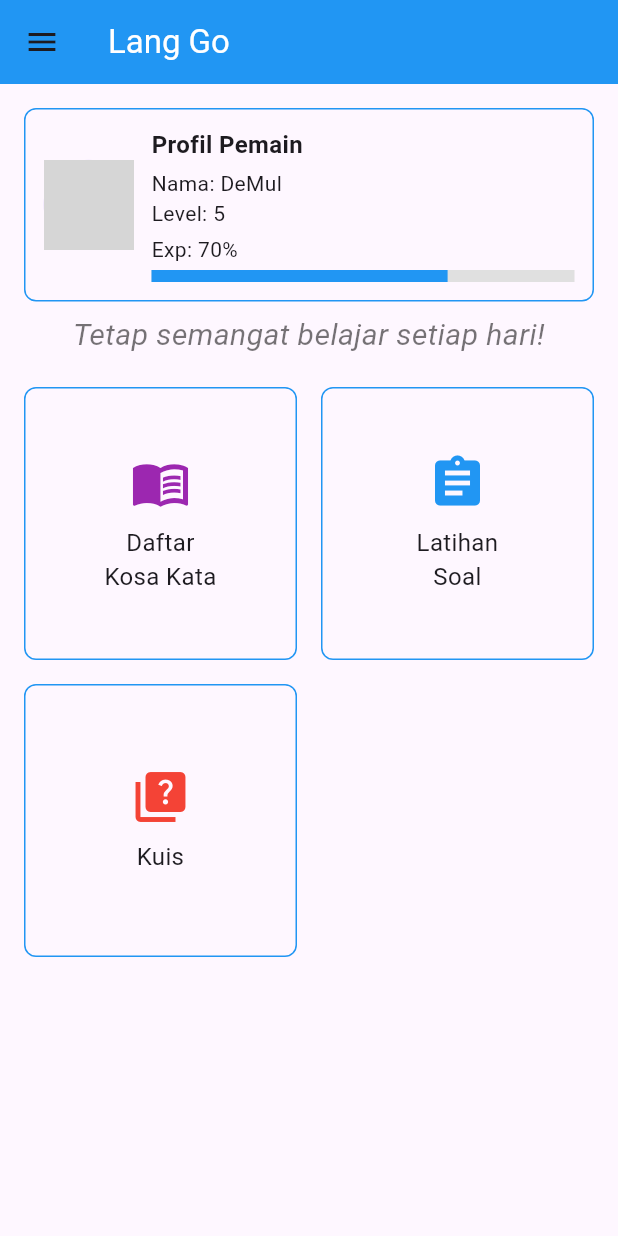
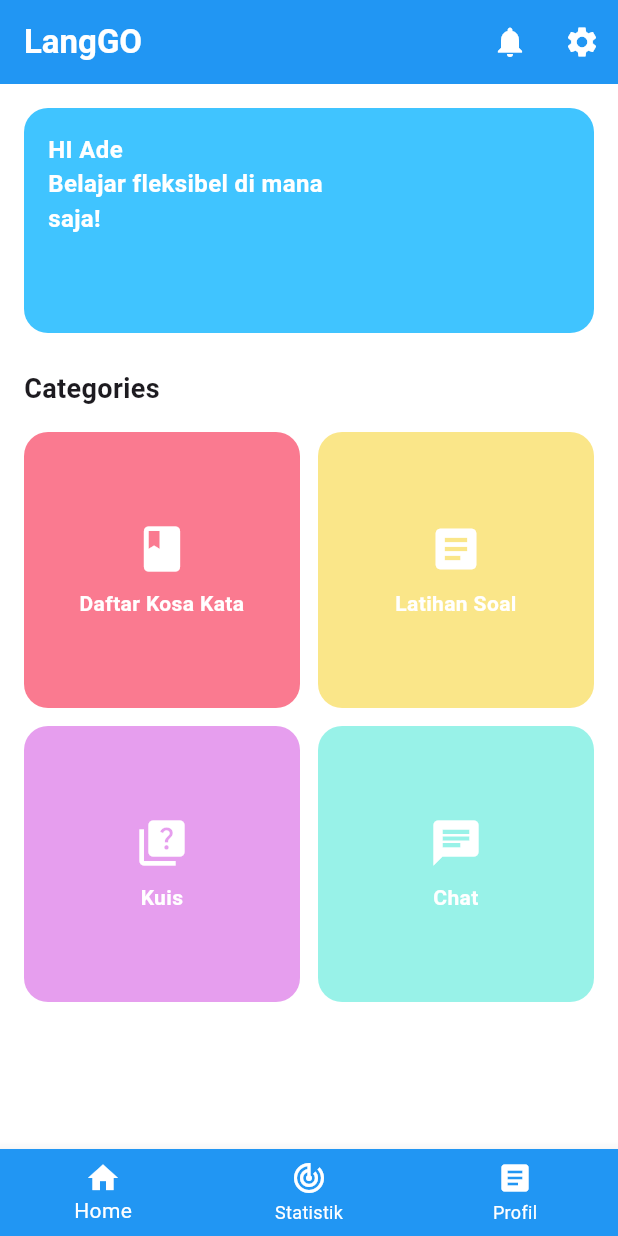
Before and after one commit to newgede/sidebar_navigation, a Flutter app: the HalamanUtama screen opened directly, on a phone screen of 412 x 824 dp. Run offline on Flutter 3.47's test engine with Material 3 defaults, Android fonts, the light colour scheme and no system bars; grey boxes are pictures that could not be loaded.

Commit message:
memperbaiki halaman utama

```diff
--- a/lib/halaman_utama.dart
+++ b/lib/halaman_utama.dart
@@ -1,237 +1,195 @@
 import 'package:flutter/material.dart';
-import 'package:flutter_bahasa_inggris_1/halaman_kategori.dart';
-import 'package:flutter_bahasa_inggris_1/halaman_login.dart';
-import 'halaman_latihan_soal.dart';
-import 'halaman_kuis.dart';
+import 'package:flutter_bahasa_inggris_1/halaman_kuis.dart';
+import 'package:flutter_bahasa_inggris_1/halaman_latihan_soal.dart';
+import 'halaman_kategori.dart';
+import 'package:flutter_bahasa_inggris_1/custom_button_navbar.dart';
 
 class HalamanUtama extends StatelessWidget {
-  const HalamanUtama({super.key});
+  const HalamanUtama({Key? key}) : super(key: key);
+
+  void _logout(BuildContext context) {
+    showDialog(
+      context: context,
+      builder: (context) => AlertDialog(
+        title: const Text('Logout'),
+        content: const Text('Apakah Anda yakin ingin logout?'),
+        actions: [
+          TextButton(
+            onPressed: () => Navigator.of(context).pop(),
+            child: const Text('Batal'),
+          ),
+          TextButton(
+            onPressed: () {
+              Navigator.of(context).pop();
+              ScaffoldMessenger.of(context).showSnackBar(
+                const SnackBar(content: Text('Logout berhasil')),
+              );
+            },
+            child: const Text('Logout'),
+          ),
+        ],
+      ),
+    );
+  }
 
   @override
   Widget build(BuildContext context) {
     return Scaffold(
+      backgroundColor: Colors.white,
       appBar: AppBar(
-        title: const Text("Lang Go", style: TextStyle(color: Colors.white)),
         backgroundColor: Colors.blue,
-      ),
-
-      drawer: Drawer(
-        child: ListView(
-          padding: EdgeInsets.zero,
-          children: [
-            const DrawerHeader(
-              decoration: BoxDecoration(
-                color: Colors.blue,
-              ),
-              child: Text(
-                'Profil',
-                style: TextStyle(color: Colors.white, fontSize: 24),
+        title: const Text(
+          'LangGO',
+          style: TextStyle(
+            color: Colors.white,
+            fontSize: 22,
+            fontWeight: FontWeight.bold,
           ),
         ),
-            ListTile(
-              leading: const Icon(Icons.show_chart),
-              title: const Text('Statistik'),
-              onTap: () {
-                Navigator.pop(context);
+        actions: [
+          IconButton(
+            icon: const Icon(Icons.notifications, color: Colors.white),
+            onPressed: () {
+              ScaffoldMessenger.of(context).showSnackBar(
+                const SnackBar(content: Text('Tidak ada notifikasi baru')),
+              );
             },
           ),
-            ListTile(
-              leading: const Icon(Icons.settings),
-              title: const Text('Pengaturan'),
-              onTap: () {
-                Navigator.pop(context);
+          PopupMenuButton<String>(
+            icon: const Icon(Icons.settings, color: Colors.white),
+            onSelected: (value) {
+              if (value == 'logout') {
+                _logout(context);
+              }
             },
+            itemBuilder: (context) => [
+              const PopupMenuItem<String>(
+                value: 'logout',
+                child: Text('Logout'),
               ),
-            ListTile(
-              leading: const Icon(Icons.logout),
-              title: const Text('Keluar'),
-              onTap: () {
-                Navigator.pushReplacement(
-                  context,
-                  MaterialPageRoute(builder: (_) => const HalamanLogin()),
-                );
-              },
+            ],
+          ),
+        ],
+        elevation: 0,
+      ),
+      body: ListView(
+        padding: const EdgeInsets.all(16),
+        children: [
+          Container(
+            height: 150,
+            decoration: BoxDecoration(
+              color: Colors.lightBlueAccent,
+              borderRadius: BorderRadius.circular(16),
+            ),
+            child: Stack(
+              children: const [
+                Positioned(
+                  top: 16,
+                  left: 16,
+                  child: SizedBox(
+                    width: 200,
+                    child: Text(
+                      "HI Ade\nBelajar fleksibel di mana saja!",
+                      style: TextStyle(
+                        color: Colors.white,
+                        fontSize: 16,
+                        fontWeight: FontWeight.bold,
+                      ),
+                    ),
+                  ),
                 ),
               ],
             ),
           ),
-
-      body: SingleChildScrollView(
-        padding: const EdgeInsets.all(16.0),
-        child: Column(
-          crossAxisAlignment: CrossAxisAlignment.start,
-          children: [
-            const ProfilPemain(
-              nama: "DeMul",
-              level: 5,
-              exp: 70,
+          const SizedBox(height: 24),
+          const Text(
+            'Categories',
+            style: TextStyle(fontSize: 18, fontWeight: FontWeight.bold),
           ),
-            const SizedBox(height: 8),
-            const Center(
-              child: Text(
-                "Tetap semangat belajar setiap hari!",
-                textAlign: TextAlign.center,
-                style: TextStyle(
-                  fontStyle: FontStyle.italic,
-                  color: Colors.black54,
-                  fontSize: 20,
-                ),
-              ),
-            ),
-            const SizedBox(height: 20),
+          const SizedBox(height: 16),
           GridView.count(
             crossAxisCount: 2,
-              mainAxisSpacing: 16,
-              crossAxisSpacing: 16,
             shrinkWrap: true,
             physics: const NeverScrollableScrollPhysics(),
+            mainAxisSpacing: 12,
+            crossAxisSpacing: 12,
+            childAspectRatio: 1,
             children: [
-                GestureDetector(
+              buildCategoryCard(
+                icon: Icons.book,
+                title: "Daftar Kosa Kata",
+                color: const Color.fromARGB(255, 250, 108, 132), // pastel pink
                 onTap: () {
                   Navigator.push(
                     context,
-                      MaterialPageRoute(
-                        builder: (_) => HalamanKategori(),
-                      ),
+                    MaterialPageRoute(builder: (context) => HalamanKategori()),
                   );
                 },
-                  child: const MenuBox(
-                    icon: Icons.menu_book,
-                    label: 'Daftar\nKosa Kata',
-                    iconColor: Colors.purple,
               ),
-                ),
-                GestureDetector(
+              buildCategoryCard(
+                icon: Icons.article,
+                title: "Latihan Soal",
+                color: const Color.fromARGB(255, 250, 227, 124), // pastel yellow
                 onTap: () {
                   Navigator.push(
                     context,
-                      MaterialPageRoute(
-                        builder: (_) => const HalamanLatihanSoal(),
-                      ),
+                    MaterialPageRoute(builder: (context) => HalamanLatihanSoal()),
                   );
                 },
-                  child: const MenuBox(
-                    icon: Icons.assignment,
-                    label: 'Latihan\nSoal',
-                    iconColor: Colors.blue,
               ),
-                ),
-                GestureDetector(
+              buildCategoryCard(
+                icon: Icons.quiz,
+                title: "Kuis",
+                color: const Color.fromARGB(255, 227, 148, 236), // pastel purple
                 onTap: () {
                   Navigator.push(
                     context,
-                      MaterialPageRoute(
-                        builder: (_) => HalamanKuis(),
-                      ),
+                    MaterialPageRoute(builder: (context) => HalamanKuis()),
                   );
                 },
-                  child: const MenuBox(
-                    icon: Icons.quiz,
-                    label: 'Kuis',
-                    iconColor: Colors.red,
               ),
+              buildCategoryCard(
+                icon: Icons.chat,
+                title: "Chat",
+                color: const Color.fromARGB(255, 141, 241, 230), // pastel mint
               ),
             ],
+          )
+        ],
       ),
+      bottomNavigationBar: const CustomBottomNavBar(currentIndex: 0),
+    );
+  }
+
+  static Widget buildCategoryCard({
+    required IconData icon,
+    required String title,
+    required Color color,
+    VoidCallback? onTap,
+  }) {
+    return GestureDetector(
+      onTap: onTap,
+      child: Container(
+        decoration: BoxDecoration(
+          color: color.withOpacity(0.9),
+          borderRadius: BorderRadius.circular(16),
+        ),
+        child: Center(
+          child: Column(
+            mainAxisSize: MainAxisSize.min,
+            children: [
+              Icon(icon, color: Colors.white, size: 36),
+              const SizedBox(height: 8),
+              Text(
+                title,
+                style: const TextStyle(
+                    color: Colors.white, fontWeight: FontWeight.bold),
+                textAlign: TextAlign.center,
+              )
             ],
+          ),
         ),
       ),
     );
   }
 }
-
-class ProfilPemain extends StatelessWidget {
-  final String nama;
-  final int level;
-  final int exp;
-
-  const ProfilPemain({
-    super.key,
-    required this.nama,
-    required this.level,
-    required this.exp,
-  });
-
-  @override
-  Widget build(BuildContext context) {
-    return Container(
-      padding: const EdgeInsets.all(12),
-      decoration: BoxDecoration(
-        border: Border.all(color: Colors.blue),
-        borderRadius: BorderRadius.circular(8),
-      ),
-      child: Row(
-        children: [
-          const CircleAvatar(
-            radius: 30,
-            backgroundImage: NetworkImage(
-              "https://cdn-icons-png.flaticon.com/512/149/149071.png",
-            ),
-          ),
-          const SizedBox(width: 12),
-          Expanded(
-            child: Column(
-              crossAxisAlignment: CrossAxisAlignment.start,
-              children: [
-                const Text(
-                  "Profil Pemain",
-                  style: TextStyle(fontSize: 16, fontWeight: FontWeight.bold),
-                ),
-                const SizedBox(height: 4),
-                Text("Nama: $nama"),
-                Text("Level: $level"),
-                const SizedBox(height: 4),
-                Text("Exp: $exp%"),
-                const SizedBox(height: 4),
-                LinearProgressIndicator(
-                  value: exp / 100,
-                  minHeight: 8,
-                  backgroundColor: Colors.grey[300],
-                  valueColor: const AlwaysStoppedAnimation<Color>(Colors.blue),
-                ),
-              ],
-            ),
-          ),
-        ],
-      ),
-    );
-  }
-}
-
-class MenuBox extends StatelessWidget {
-  final IconData icon;
-  final String label;
-  final Color iconColor;
-
-  const MenuBox({
-    super.key,
-    required this.icon,
-    required this.label,
-    required this.iconColor,
-  });
-
-  @override
-  Widget build(BuildContext context) {
-    return Container(
-      decoration: BoxDecoration(
-        border: Border.all(color: Colors.blue),
-        borderRadius: BorderRadius.circular(8),
-      ),
-      padding: const EdgeInsets.all(16),
-      child: Center(
-        child: Column(
-          mainAxisSize: MainAxisSize.min,
-          children: [
-            Icon(icon, size: 40, color: iconColor),
-            const SizedBox(height: 8),
-            Text(
-              label,
-              textAlign: TextAlign.center,
-              style: const TextStyle(fontSize: 16),
-            ),
-          ],
-        ),
-      ),
-    );
-  }
-}
```
Also changed, not shown: lib/custom_button_navbar.dart (+7 -16 lines), lib/halaman_profil.dart (added, +154 -0 lines), lib/halaman_progres.dart (added, +154 -0 lines), pubspec.lock. Lines whose indentation alone changed are shown as unchanged.
